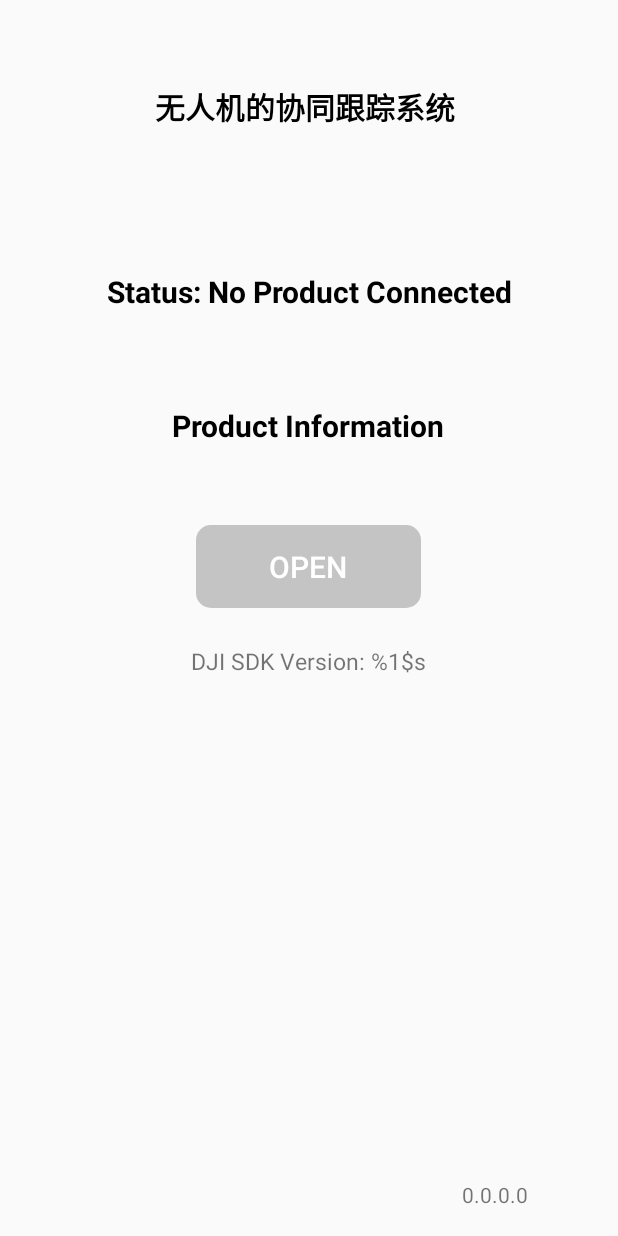
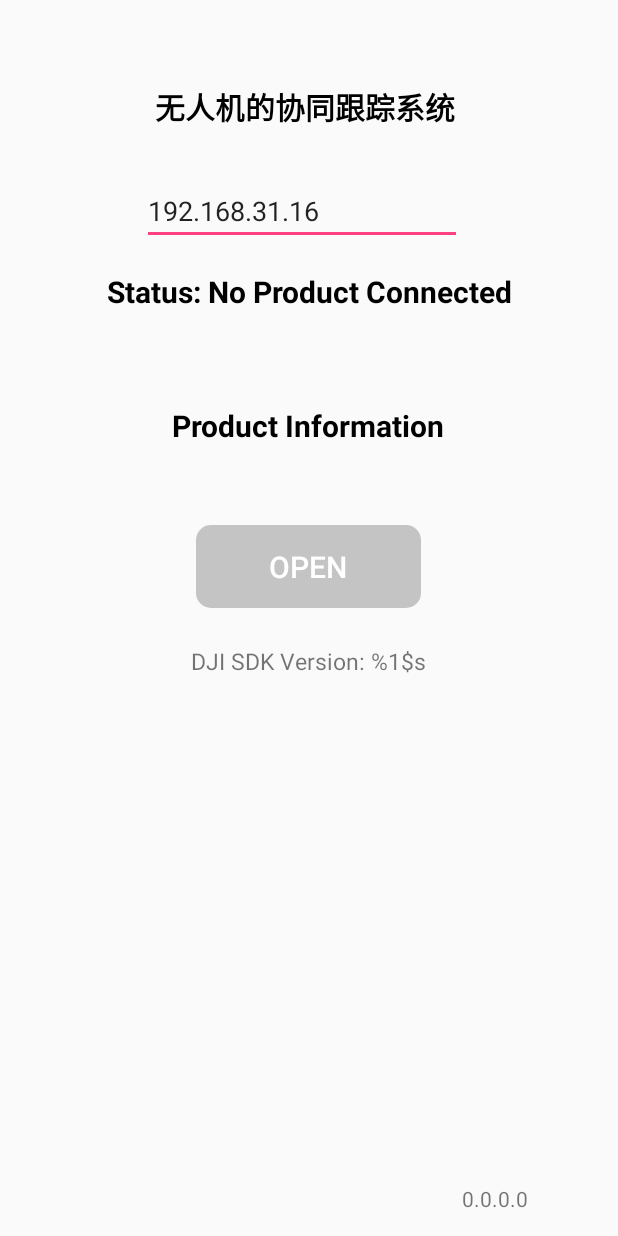
Before and after one commit to CosyBoy/M100Control, an Android app: the screen it shows after launch (ConnectionActivity), on a phone screen of 412 x 824 dp. Run offline under Robolectric (Android 15) with nearby library versions, the phone set to English and light mode, and no system bars; libraries missing offline, so code that uses them is left out: com.secneo.sdk, dji.common.error, dji.log, dji.sdk.base, dji.sdk.camera and 2 more; 3 statements that could not run were skipped.

Commit message:
添加ip选择

```diff
--- a/FPVDemo/app/src/main/java/com/dji/FPVDemo/ConnectionActivity.java
+++ b/FPVDemo/app/src/main/java/com/dji/FPVDemo/ConnectionActivity.java
@@ -17,6 +17,7 @@ import android.util.Log;
 import android.view.TextureView;
 import android.view.View;
 import android.widget.Button;
+import android.widget.EditText;
 import android.widget.TextView;
 import android.widget.Toast;
 
@@ -41,6 +42,7 @@ public class ConnectionActivity extends Activity implements View.OnClickListener
     private TextView mVersionTv;
     private TextView mTextIpInfo;
     private Button mBtnOpen;
+    private EditText mEditText;
     private static final String[] REQUIRED_PERMISSION_LIST = new String[]{
             Manifest.permission.VIBRATE,
             Manifest.permission.INTERNET,
@@ -213,11 +215,13 @@ public class ConnectionActivity extends Activity implements View.OnClickListener
         mTextConnectionStatus = (TextView) findViewById(R.id.text_connection_status);
         mTextProduct = (TextView) findViewById(R.id.text_product_info);
         mTextIpInfo=(TextView) findViewById(R.id.ip_info);
+        mEditText=(EditText)findViewById(R.id.editText);
         String text=GetIpInfo.getWIFILocalIpAdress(this);
         mTextIpInfo.setText(text);
         mBtnOpen = (Button) findViewById(R.id.btn_open);
         mBtnOpen.setOnClickListener(this);
         mBtnOpen.setEnabled(false);
+
         mVersionTv = (TextView) findViewById(R.id.textView2);
         mVersionTv.setText(getResources().getString(R.string.sdk_version, DJISDKManager.getInstance().getSDKVersion()));
     }
@@ -263,6 +267,8 @@ public class ConnectionActivity extends Activity implements View.OnClickListener
 
             case R.id.btn_open: {
                 Intent intent = new Intent(this, MainActivity.class);
+                String ip=mEditText.getText().toString();
+                intent.putExtra("iptoconnect",ip);
                 startActivity(intent);
                 break;
             }
--- a/FPVDemo/app/src/main/java/com/dji/FPVDemo/ControlUav.java
+++ b/FPVDemo/app/src/main/java/com/dji/FPVDemo/ControlUav.java
@@ -125,6 +125,9 @@ public class ControlUav {
     //construtor
     public ControlUav(FlightController f){
         this.mFlightController = f;
+//        mFlightController.setVerticalControlMode(VerticalControlMode.POSITION);
+//        mFlightController.setRollPitchControlMode(RollPitchControlMode.VELOCITY);
+//        mFlightController.setYawControlMode(YawControlMode.ANGLE);
         Thread ServerThread = new Thread(new ServerThread());
         ServerThread.start();
     }
--- a/FPVDemo/app/src/main/res/layout/activity_connection.xml
+++ b/FPVDemo/app/src/main/res/layout/activity_connection.xml
@@ -66,13 +66,25 @@
         android:textSize="20dp"
         android:textStyle="bold" />
 
+    <EditText
+        android:id="@+id/editText"
+        android:layout_width="wrap_content"
+        android:layout_height="wrap_content"
+        android:layout_above="@+id/text_connection_status"
+        android:layout_alignEnd="@+id/textView"
+        android:layout_marginBottom="17dp"
+        android:ems="10"
+        android:inputType="textPersonName"
+        android:text="192.168.31.16" />
+
     <TextView
         android:id="@+id/ip_info"
         android:layout_width="wrap_content"
         android:layout_height="wrap_content"
         android:layout_alignParentBottom="true"
-        android:layout_marginBottom="18dp"
-        android:layout_toEndOf="@+id/textView"
+        android:layout_marginBottom="15dp"
+        android:layout_toEndOf="@+id/editText"
         android:text="TextView" />
 
+
 </RelativeLayout>
```
Also changed, not shown: FPVDemo/app/src/main/java/com/dji/FPVDemo/MainActivity.java (+11 -3 lines).
